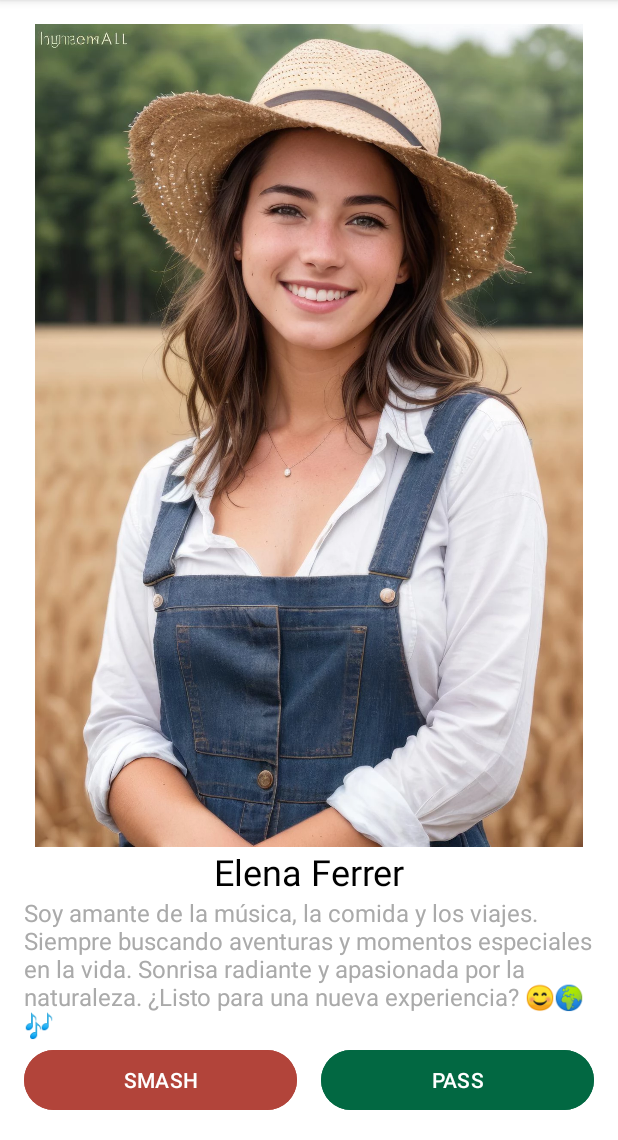
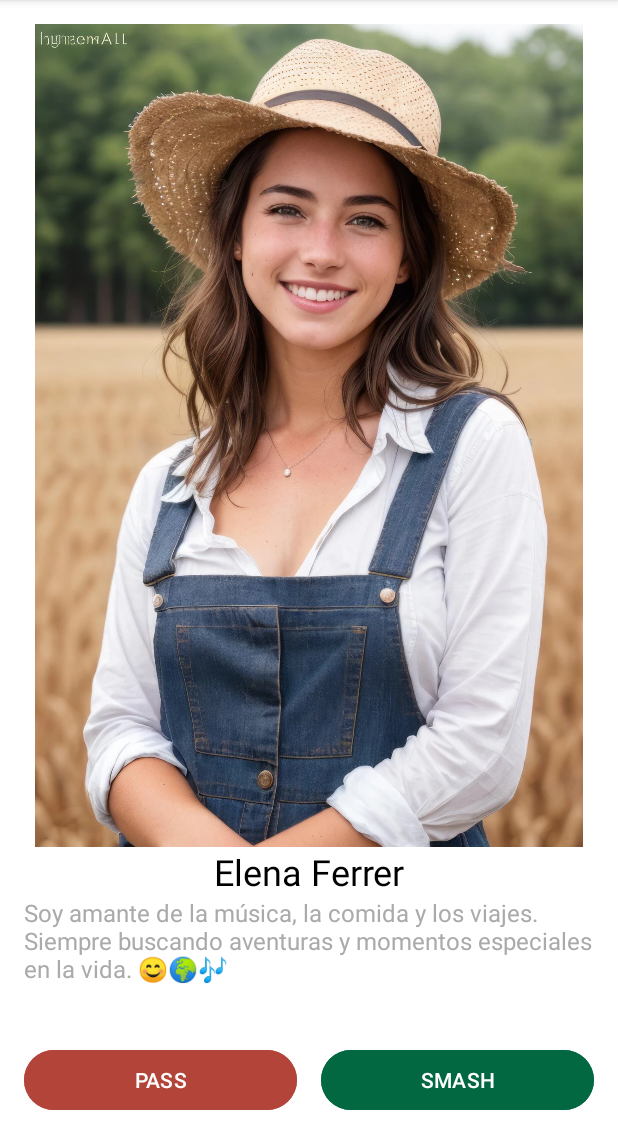
Before and after one commit to blue-c0de/NiceStart, an Android app: the BothTinder screen opened directly, with no data from a screen before it, on a phone screen of 412 x 824 dp, the part 96-1236 px from its top. Run offline under Robolectric (Android 15) with nearby library versions, the phone set to English and light mode, and no system bars; Roboto replaces fonts that are not available here.

Commit message:
Main & Tinder Design Update

```diff
--- a/app/src/main/res/layout/activity_boytinder.xml
+++ b/app/src/main/res/layout/activity_boytinder.xml
@@ -58,7 +58,7 @@
             android:layout_marginEnd="8dp"
             android:layout_weight="1"
             android:backgroundTint="@color/colorSmash"
-            android:text="@string/smash"
+            android:text="@string/pass"
             android:textColor="@android:color/white" />
 
         <Button
@@ -68,7 +68,7 @@
             android:layout_marginStart="8dp"
             android:layout_weight="1"
             android:backgroundTint="@color/colorPass"
-            android:text="@string/pass"
+            android:text="@string/smash"
             android:textColor="@android:color/white" />
     </LinearLayout>
 
--- a/app/src/main/res/layout/activity_girltinder.xml
+++ b/app/src/main/res/layout/activity_girltinder.xml
@@ -58,7 +58,7 @@
             android:layout_marginEnd="8dp"
             android:layout_weight="1"
             android:backgroundTint="@color/colorSmash"
-            android:text="@string/smash"
+            android:text="@string/pass"
             android:textColor="@android:color/white" />
 
         <Button
@@ -68,7 +68,7 @@
             android:layout_marginStart="8dp"
             android:layout_weight="1"
             android:backgroundTint="@color/colorPass"
-            android:text="@string/pass"
+            android:text="@string/smash"
             android:textColor="@android:color/white" />
     </LinearLayout>
 
--- a/app/src/main/res/values/strings.xml
+++ b/app/src/main/res/values/strings.xml
@@ -19,9 +19,9 @@
 
     <!-- TINDER -->
     <string name="girl1">Elena Ferrer</string>
-    <string name="desc_girl1">Soy amante de la música, la comida y los viajes. Siempre buscando aventuras y momentos especiales en la vida. Sonrisa radiante y apasionada por la naturaleza. ¿Listo para una nueva experiencia? 😊🌍🎶</string>
+    <string name="desc_girl1">Soy amante de la música, la comida y los viajes. Siempre buscando aventuras y momentos especiales en la vida.  😊🌍🎶</string>
     <string name="girl2">Maria Fernandez</string>
-    <string name="desc_girl2">Holaaa! Soy una amante de la naturaleza y los deportes al aire libre. Disfruto de las caminatas en la montaña y de la tranquilidad de un buen libro. ¿Quieres compartir una nueva aventura conmigo? 😊🏞📚</string>
+    <string name="desc_girl2">Holaaa! Soy una amante de la naturaleza y los deportes al aire libre. ¿Quieres compartir una nueva aventura conmigo? 😊🏞📚</string>
     <string name="girl3">Laura Gomez</string>
     <string name="desc_girl3">Aventurera y amante de los deportes extremos. Siempre buscando emociones fuertes y adrenalina. ¿Te unirás a la diversión? 🏄‍♀️🚵‍♀️</string>
     <string name="girl4">Carla Pérez</string>
@@ -29,9 +29,9 @@
     <string name="girl5">Sofía Vargas</string>
     <string name="desc_girl5">Amante de los animales, la naturaleza y el aire libre. Siempre en busca de un nuevo amigo peludo. ¿Te unirás a nuestras aventuras? 🐶🌿</string>
     <string name="boy1">Juan Mendez</string>
-    <string name="desc_boy1">Mi pasion la tecnología y los videojuegos. Disfruto de las noches de películas y de las conversaciones profundas. Siempre listo para nuevas experiencias y conocer gente interesante. ¿Te animas a charlar? 😊🎮🎥</string>
+    <string name="desc_boy1">Mi pasion la tecnología y los videojuegos. Disfruto de las noches de películas y de las conversaciones profundas.  ¿Te animas a charlar? 😊🎮🎥</string>
     <string name="boy2">Kevin Lozano</string>
-    <string name="desc_boy2">Un piquito? Nahh. Busco gente divertida, te va mi rollo? Dame PASS</string>
+    <string name="desc_boy2">Soy un hombre exclusivo. Busco una chica empresaria con metas similares a las mias. Soy abogado. ¿Quieres tener una conversacion conmigo 😊?</string>
     <string name="boy3">David Rodríguez</string>
     <string name="desc_boy3">Aventurero urbano, amante de la música indie y la vida nocturna. Siempre explorando la ciudad en busca de nuevos sonidos. ¿Listo para un concierto? 🎸🌆</string>
     <string name="boy4">Juan Martínez</string>
```
Also changed, not shown: app/src/main/res/layout/activity_main.xml (+9 -4 lines).
